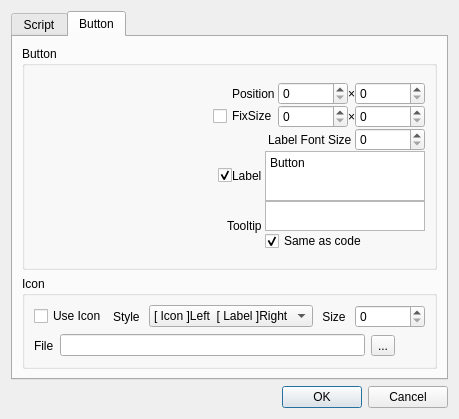
First picture: the form in gui/button_setting.ui, repository mochio326/SiShelf, before the edit.
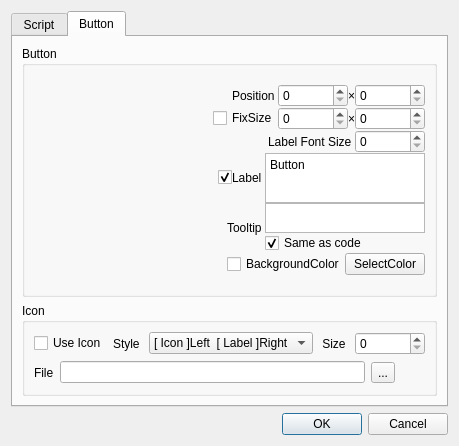
Second picture: the form after the edit.

Commit message: ボタン背景色の項目を追加

Diff of the .ui file:
```diff
--- a/gui/button_setting.ui
+++ b/gui/button_setting.ui
@@ -6,8 +6,8 @@
    <rect>
     <x>0</x>
     <y>0</y>
-    <width>458</width>
-    <height>419</height>
+    <width>452</width>
+    <height>446</height>
    </rect>
   </property>
   <property name="minimumSize">
@@ -314,6 +314,9 @@
             <property name="topMargin">
              <number>0</number>
             </property>
+            <property name="bottomMargin">
+             <number>0</number>
+            </property>
             <item>
              <layout class="QHBoxLayout" name="button_preview"/>
             </item>
@@ -617,6 +620,40 @@
                 </item>
                </layout>
               </item>
+              <item>
+               <layout class="QHBoxLayout" name="horizontalLayout_12">
+                <property name="bottomMargin">
+                 <number>0</number>
+                </property>
+                <item>
+                 <spacer name="horizontalSpacer_9">
+                  <property name="orientation">
+                   <enum>Qt::Horizontal</enum>
+                  </property>
+                  <property name="sizeHint" stdset="0">
+                   <size>
+                    <width>40</width>
+                    <height>20</height>
+                   </size>
+                  </property>
+                 </spacer>
+                </item>
+                <item>
+                 <widget class="QCheckBox" name="checkbox_bgcolor">
+                  <property name="text">
+                   <string>BackgroundColor</string>
+                  </property>
+                 </widget>
+                </item>
+                <item>
+                 <widget class="QPushButton" name="button_bgcolor">
+                  <property name="text">
+                   <string>SelectColor</string>
+                  </property>
+                 </widget>
+                </item>
+               </layout>
+              </item>
              </layout>
             </item>
            </layout>
```
The commit also changes 1 other file.
